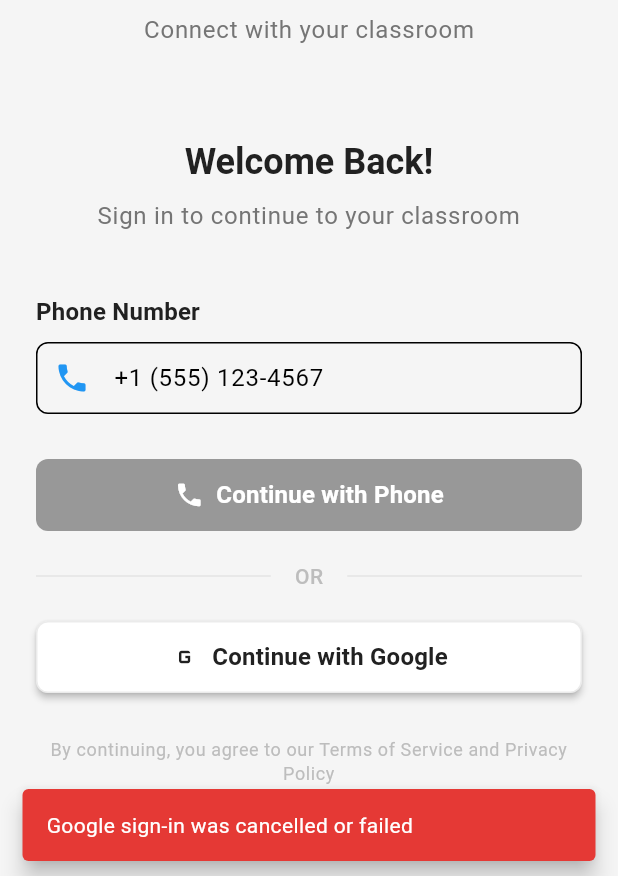
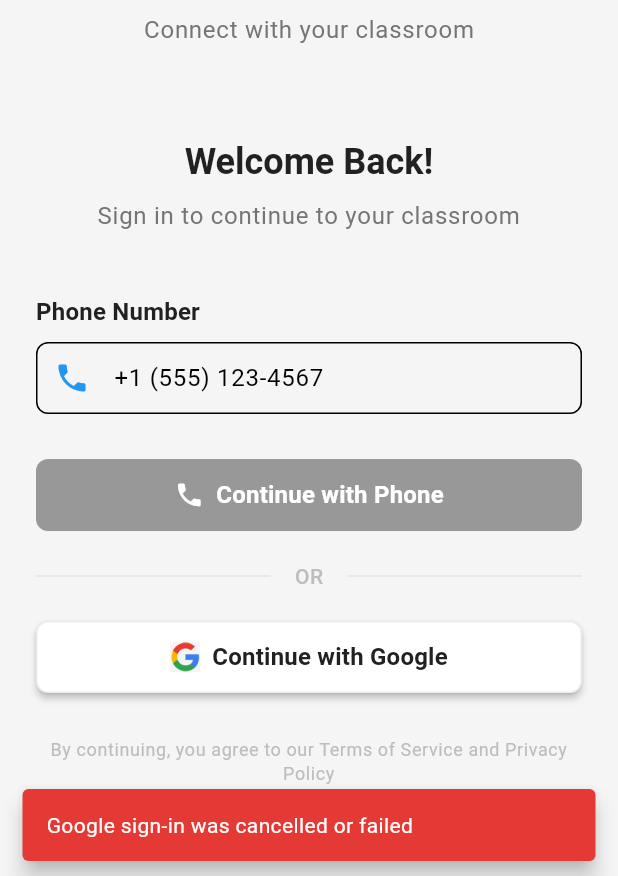
Before and after one commit to super3-9dev/Flutter-Zoom-Firebase-App, a Flutter app: the screen it shows after launch, after a tap on "Continue with Google", on a phone screen of 412 x 824 dp, the part 360-1236 px from its top. Run offline on Flutter 3.47's test engine with Material 3 defaults, Android fonts, the light colour scheme and no system bars; our stand-ins replace cloud_firestore, firebase_auth, firebase_core, google_sign_in, shared_preferences; accounts and stored records are empty.

Commit message:
added: google icon is added

```diff
--- a/lib/screens/auth/login_screen.dart
+++ b/lib/screens/auth/login_screen.dart
@@ -5,6 +5,7 @@ import '../../providers/auth_provider.dart';
 import '../../utils/app_theme.dart';
 import '../../widgets/custom_button.dart';
 import '../../widgets/custom_text_field.dart';
+import '../home/home_screen.dart';
 import 'phone_verification_screen.dart';
 
 /// Login screen with Google and phone number authentication options
@@ -28,6 +29,17 @@ class _LoginScreenState extends State<LoginScreen> {
 
   @override
   Widget build(BuildContext context) {
+    return Consumer<AuthProvider>(
+      builder: (context, authProvider, child) {
+        // Listen to authentication state changes and navigate when authenticated
+        WidgetsBinding.instance.addPostFrameCallback((_) {
+          if (authProvider.isAuthenticated && mounted) {
+            Navigator.of(context).pushReplacement(
+              MaterialPageRoute(builder: (context) => const HomeScreen()),
+            );
+          }
+        });
+
         return Scaffold(
           body: SafeArea(
             child: SingleChildScrollView(
@@ -78,6 +90,8 @@ class _LoginScreenState extends State<LoginScreen> {
               ),
             ),
           ),
+        );
+      },
     );
   }
 
@@ -236,18 +250,58 @@ class _LoginScreenState extends State<LoginScreen> {
   Widget _buildGoogleButton() {
     return Consumer<AuthProvider>(
       builder: (context, authProvider, child) {
-        return CustomButton(
-          text: 'Continue with Google',
-          onPressed: authProvider.isLoading
-              ? null
-              : () => _handleGoogleSignIn(authProvider),
-          isLoading: authProvider.isLoading,
-          icon: Icons.g_mobiledata,
+        final isEnabled = !authProvider.isLoading;
+
+        return SizedBox(
+          width: double.infinity,
+          height: 48,
+          child: ElevatedButton(
+            onPressed: isEnabled ? () => _handleGoogleSignIn(authProvider) : null,
+            style: ElevatedButton.styleFrom(
               backgroundColor: Colors.white,
-          textColor: AppTheme.textPrimaryColor,
-          borderColor: AppTheme.textHintColor.withOpacity(0.3),
+              foregroundColor: AppTheme.textPrimaryColor,
+              elevation: isEnabled ? 2 : 0,
+              padding: const EdgeInsets.symmetric(horizontal: 24, vertical: 12),
+              shape: RoundedRectangleBorder(
+                borderRadius: BorderRadius.circular(8),
+                side: BorderSide(color: AppTheme.textHintColor.withOpacity(0.3)),
+              ),
+            ),
+            child: authProvider.isLoading
+                ? const SizedBox(
+                    width: 20,
+                    height: 20,
+                    child: CircularProgressIndicator(strokeWidth: 2),
+                  )
+                : Row(
+                    mainAxisAlignment: MainAxisAlignment.center,
+                    mainAxisSize: MainAxisSize.min,
+                    children: [
+                      _buildGoogleIcon(),
+                      const SizedBox(width: 8),
+                      Text(
+                        'Continue with Google',
+                        style: Theme.of(context).textTheme.titleMedium?.copyWith(
+                          color: AppTheme.textPrimaryColor,
+                          fontWeight: FontWeight.w600,
+                        ),
+                      ),
+                    ],
+                  ),
+          ),
         );
       },
+    );
+  }
+
+  Widget _buildGoogleIcon() {
+    return Container(
+      width: 20,
+      height: 20,
+      child: Image.asset(
+        'assets/icons/google.png',
+        fit: BoxFit.contain,
+      ),
     );
   }
 
@@ -292,8 +346,13 @@ class _LoginScreenState extends State<LoginScreen> {
 
   void _handleGoogleSignIn(AuthProvider authProvider) async {
     final success = await authProvider.signInWithGoogle();
-    if (!success && mounted) {
+    if (mounted) {
+      if (success) {
+        _showSuccessToast('Welcome! Sign-in successful');
+        // Navigation will be handled by AuthProvider state changes
+      } else {
         _showErrorSnackBar(authProvider.error ?? 'Google sign-in failed');
+      }
     }
   }
 
@@ -308,4 +367,17 @@ class _LoginScreenState extends State<LoginScreen> {
       );
     }
   }
+
+  void _showSuccessToast(String message) {
+    if (mounted) {
+      ScaffoldMessenger.of(context).showSnackBar(
+        SnackBar(
+          content: Text(message),
+          backgroundColor: Colors.green,
+          behavior: SnackBarBehavior.floating,
+          duration: const Duration(seconds: 2),
+        ),
+      );
     }
+  }
+}
```
Also changed, not shown: assets/icons/google.png (added). Lines whose indentation alone changed are shown as unchanged.
